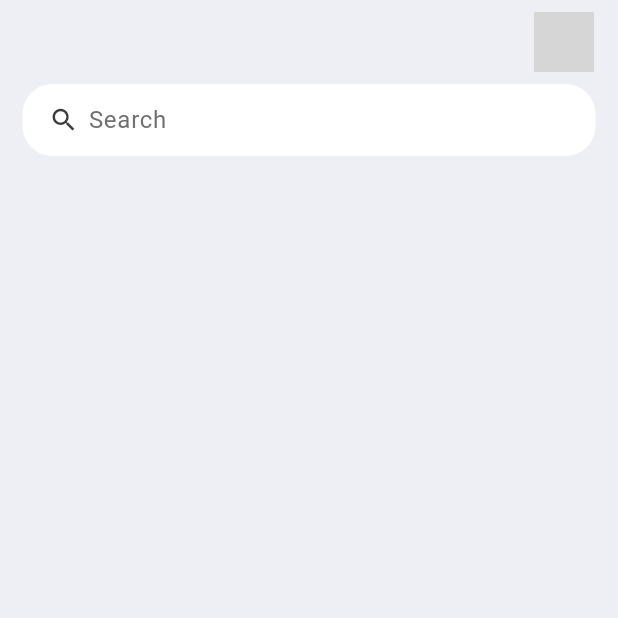
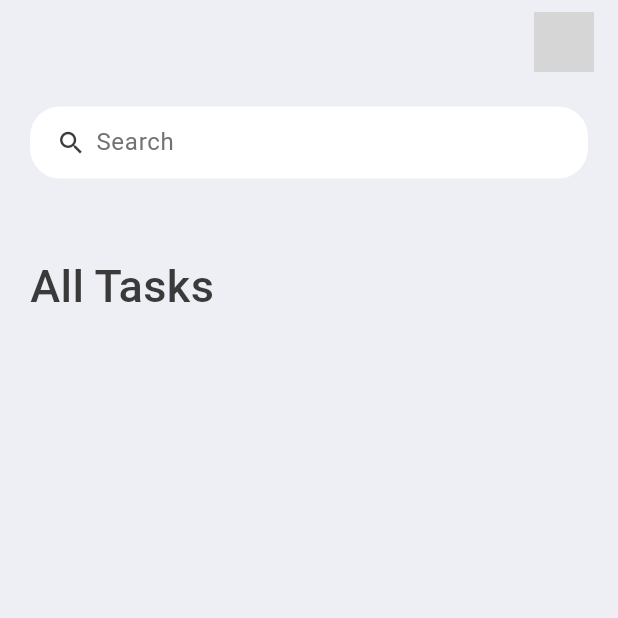
Before and after one commit to iPrakharV/ClearList-The_Ultimate_Flutter_ToDo_App, a Flutter app: the screen it shows after launch, on a phone screen of 412 x 824 dp, the top half of it. Run offline on Flutter 3.47's test engine with Material 3 defaults, Android fonts, the phone set to English and light mode, and no system bars; grey boxes are pictures that could not be loaded.

Commit message:
Tasks title works

```diff
--- a/lib/screens/home.dart
+++ b/lib/screens/home.dart
@@ -10,9 +10,27 @@ class Home extends StatelessWidget {
       backgroundColor: tdBGColor,
       appBar: _BuildAppBar(),
       body: Container(
-        padding: EdgeInsets.symmetric(horizontal: 15),
+        padding: EdgeInsets.symmetric(horizontal: 20, vertical: 15),
         child: Column(children: [
           searchBox(),
+          Expanded(
+            child: ListView(
+              children:[
+                Container(
+                  margin: EdgeInsets.only(top: 50, bottom: 20),
+                  child: Text(
+                    'All Tasks',
+                    style: TextStyle(
+                      color: tdBlack,
+                      fontSize: 30,
+                      fontWeight: FontWeight.w500,
+                    ),
+                  ),
+                )
+              ]
+                ,
+            ),
+          )
         ]),
       ),
     );
```
